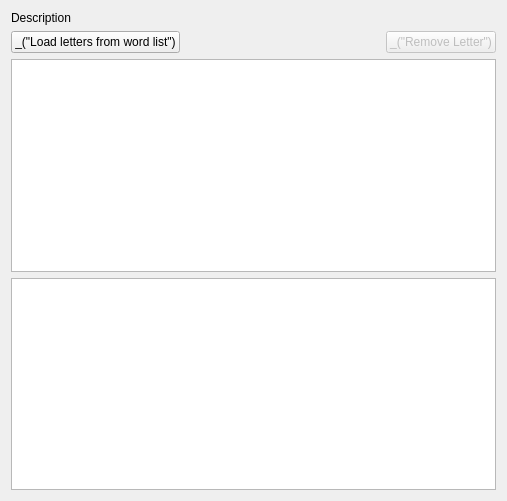
First picture: the form in qt/ui/dic_wizard_letters_def_page.ui, repository cjlano/eliot, before the edit.
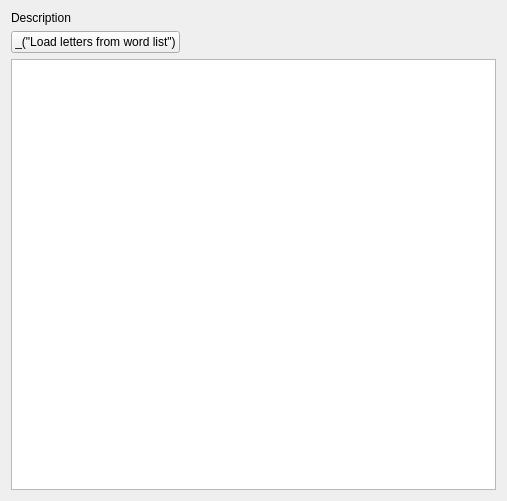
Second picture: the form after the edit.

Commit message: Generate the dictionary from the wizard, and (optinally) load it. The wizard is now fully usable.

Diff of the .ui file:
```diff
--- a/qt/ui/dic_wizard_letters_def_page.ui
+++ b/qt/ui/dic_wizard_letters_def_page.ui
@@ -46,16 +46,6 @@
        </property>
       </spacer>
      </item>
-     <item>
-      <widget class="QPushButton" name="buttonRemoveLetter">
-       <property name="enabled">
-        <bool>false</bool>
-       </property>
-       <property name="text">
-        <string>_(&quot;Remove Letter&quot;)</string>
-       </property>
-      </widget>
-     </item>
     </layout>
    </item>
    <item>
@@ -71,22 +61,6 @@
      </property>
     </widget>
    </item>
-   <item>
-    <widget class="QTableView" name="tableLetters">
-     <property name="editTriggers">
-      <set>QAbstractItemView::AnyKeyPressed|QAbstractItemView::DoubleClicked|QAbstractItemView::EditKeyPressed|QAbstractItemView::SelectedClicked</set>
-     </property>
-     <property name="alternatingRowColors">
-      <bool>true</bool>
-     </property>
-     <property name="selectionMode">
-      <enum>QAbstractItemView::SingleSelection</enum>
-     </property>
-     <property name="selectionBehavior">
-      <enum>QAbstractItemView::SelectRows</enum>
-     </property>
-    </widget>
-   </item>
   </layout>
  </widget>
  <resources/>
```
Left out of the diff: 2 changed lines with no effect on the pictures. The commit also changes 8 other files.
